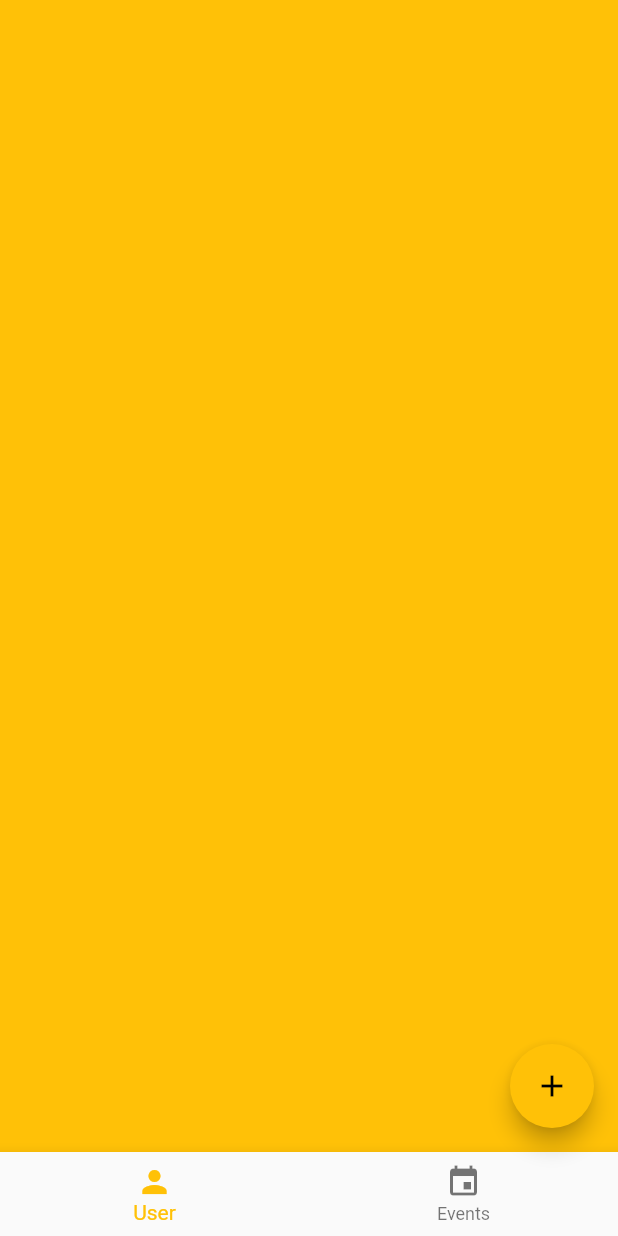
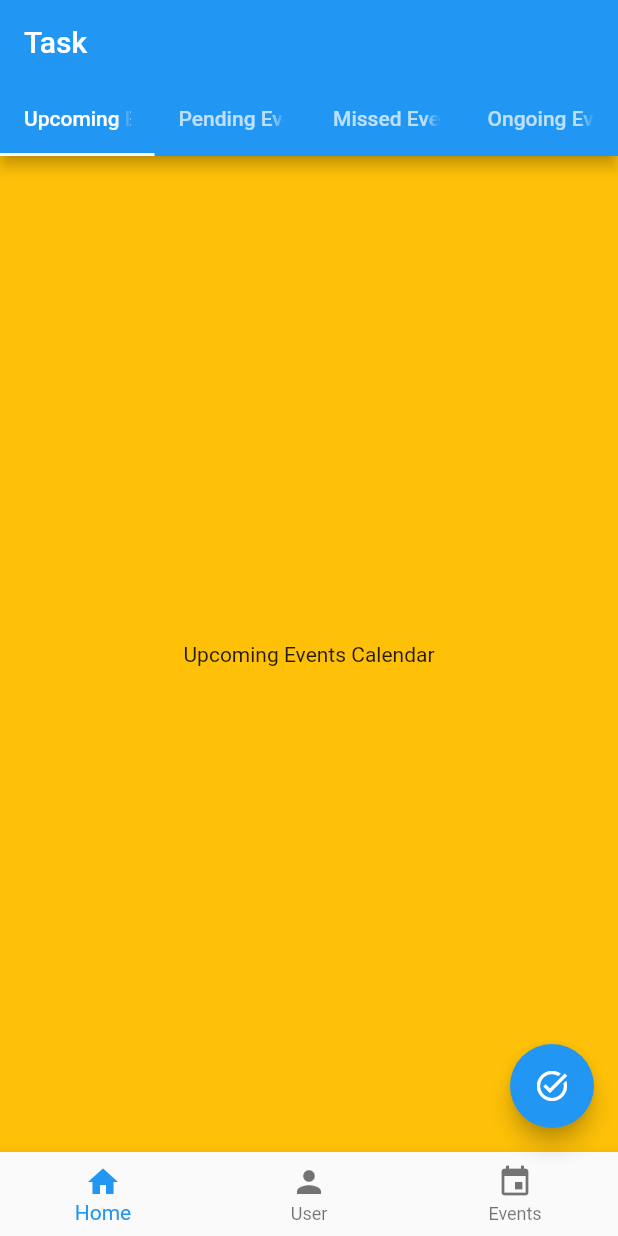
Before and after one commit to EA-flip2/Study_Buddy, a Flutter app: the Personal screen opened directly, on a phone screen of 412 x 824 dp. Run offline on Flutter 3.47's test engine with Material 2 defaults, Android fonts, the phone set to English and light mode, and no system bars; our stand-ins replace cloud_firestore, firebase_auth, firebase_core, shared_preferences; accounts and stored records are empty; network calls fail.

Commit message:
the splash added pomodoro and yet to improve on it

```diff
--- a/lib/main.dart
+++ b/lib/main.dart
@@ -1,9 +1,9 @@
-import 'package:cloud_firestore/cloud_firestore.dart';
 import 'package:firetrial/authentication/auth.dart';
-import 'package:firetrial/authentication/login_reg.dart';
 import 'package:flutter/material.dart';
 import 'package:firebase_core/firebase_core.dart';
 import 'firebase_options.dart';
+import 'package:firetrial/screens/body/splash.dart';
+///import 'package:firetrial/screens/body/pomodoro_home.dart';
 
 void main() async {
   await Firebase.initializeApp(
@@ -18,13 +18,54 @@ class MyApp extends StatelessWidget {
 
   const MyApp({super.key});
   // creatings data base:
+  @override
+  Widget build(BuildContext context) {
+    return MaterialApp(
+      debugShowCheckedModeBanner: false,
+      title: 'Study Buddy',
+      theme: ThemeData(
+        primarySwatch: Colors.blue,
+        visualDensity: VisualDensity.adaptivePlatformDensity,
+      ),
+      home: SplashPage(),
+    );
+  }
+}
+
+@override
+Widget build(BuildContext context) {
+  return MaterialApp(
+    debugShowCheckedModeBanner: false,
+    theme: ThemeData(primarySwatch: Colors.amber),
+    home: const Auth_Page(),
+  );
+}
+
+class PomodoroPage extends StatelessWidget {
+  const PomodoroPage({Key? key}) : super(key: key);
+
+  @override
+  Widget build(BuildContext context) {
+    return const MaterialApp(
+      home: PomodoroPage(),
+    );
+  }
+}
+
+class MainWidget extends StatelessWidget {
+  const MainWidget({super.key});
 
   @override
   Widget build(BuildContext context) {
     return MaterialApp(
-      debugShowCheckedModeBanner: false,
-      theme: ThemeData(primarySwatch: Colors.amber),
-      home: Auth_Page(),
+      title: 'My App',
+      initialRoute: '/',
+      routes: {
+        '/': (context) =>
+            SplashPage(), // Set the splash screen as the initial route
+        '/login': (context) =>
+            const Auth_Page(), // Add the login page to the routes
+      },
     );
   }
 }
--- a/lib/screens/body/home_pg.dart
+++ b/lib/screens/body/home_pg.dart
@@ -1,14 +1,6 @@
 
-import 'package:firetrial/screens/body/pomodoro_home.dart';
+import 'package:flutter/cupertino.dart';
 import 'package:flutter/material.dart';
-import 'package:flutter/material.dart';
-import 'dart:async';
-
-
-
-
-
-
 
 class Personal extends StatefulWidget {
   const Personal({Key? key}) : super(key: key);
@@ -20,8 +12,8 @@ class Personal extends StatefulWidget {
 class Event {
   final Color color;
   final String title;
-
-  const Event({required this.color, required this.title});
+  static List<String> eventsList = ['Upcoming Events Calendar', 'Pending Events', 'Missed Events', 'Ongoing Events'];
+  Event({required this.color, required this.title});
 }
 
 class _PersonalState extends State<Personal> with TickerProviderStateMixin {
@@ -29,49 +21,36 @@ class _PersonalState extends State<Personal> with TickerProviderStateMixin {
   final PageController controller = PageController();
   late TabController tabController;
 
-  final List<Event> events = [
-    Event(color: Colors.blue, title: 'Upcoming Events Calendar'),
-    Event(color: Colors.red, title: 'Pending Events'),
-    Event(color: Colors.green, title: 'Missed Events'),
-    Event(color: Colors.yellow, title: 'Ongoing Events'),
-  ];
-
   @override
   void initState() {
     super.initState();
-    tabController = TabController(length: events.length, vsync: this);
-  }
-
-  @override
-  void dispose() {
-    tabController.dispose();
-    controller.dispose();
-    super.dispose();
+    tabController = TabController(length: Event.eventsList.length, vsync: this);
   }
 
   @override
   Widget build(BuildContext context) {
-    var navigator = Navigator;
-    const bottomNavigationBarItem2 = BottomNavigationBarItem(
-            icon: Icon(Icons.home),
-            label: 'Home',
-
-    );
-
-
     return Scaffold(
-      body: PageView(
-        controller: controller,
-        onPageChanged: (value) {
-          setState(() {
-            currentIndex = value;
-          });
-        },
-        children: [
-          Container(color: Colors.amber),
-          Container(color: Colors.pinkAccent),
-          Container(color: Colors.orange)
-        ],
+      appBar: AppBar(
+        title: Text('Task'),
+        bottom: TabBar(
+          controller: tabController,
+          tabs: Event.eventsList.map((event) {
+            return Tab(
+              text: event,
+            );
+          }).toList(),
+        ),
+      ),
+      body: TabBarView(
+        controller: tabController,
+        children: Event.eventsList.map((event) {
+          return Container(
+            color: Colors.amber, // Change this color to the color property of your Event object if needed.
+            child: Center(
+              child: Text(event),
+            ),
+          );
+        }).toList(),
       ),
       bottomNavigationBar: BottomNavigationBar(
         currentIndex: currentIndex,
@@ -86,7 +65,10 @@ class _PersonalState extends State<Personal> with TickerProviderStateMixin {
           });
         },
         items: const [
-
+          BottomNavigationBarItem(
+            icon: Icon(Icons.home),
+            label: 'Home',
+          ),
           BottomNavigationBarItem(
             icon: Icon(Icons.person),
             label: 'User',
@@ -99,22 +81,15 @@ class _PersonalState extends State<Personal> with TickerProviderStateMixin {
       ),
       floatingActionButton: FloatingActionButton(
         onPressed: () {},
-        child: Icon(Icons.add),
-      ),
-      endDrawer: TabBarView(
-        controller: tabController,
-        children: events.map((event) {
-          return Container(
-            color: event.color,
-            child: Center(
-              child: Text(event.title),
-            ),
-          );
-        }).toList(),
+        child: const Icon(Icons.task_alt_sharp),
       ),
     );
   }
+
+  @override
+  void dispose() {
+    tabController.dispose();
+    controller.dispose();
+    super.dispose();
+  }
 }
-
-class FlatButton {
-}
--- a/lib/screens/body/pomodoro_home.dart
+++ b/lib/screens/body/pomodoro_home.dart
@@ -1,28 +1,35 @@
 import 'dart:async';
-
-import 'package:firetrial/screens/body/pomodoro_home.dart';
 import 'package:flutter/material.dart';
 
 
-void main() {
-  runApp(MyApp());
+class PomodoroPage extends StatelessWidget {
+  const PomodoroPage({Key? key}) : super(key: key);
+
+  @override
+  Widget build(BuildContext context) {
+    return const MaterialApp();
+  }
 }
 
-class MyApp extends StatelessWidget {
+class PomodoroPageStateful extends StatefulWidget {
+  const PomodoroPageStateful({Key? key}) : super(key: key);
+
+  @override
+  _PomodoroPageState createState() => _PomodoroPageState();
+}
+
+class _PomodoroPageState extends State<PomodoroPageStateful> {
   @override
   Widget build(BuildContext context) {
-    return MaterialApp(
-      home: PomodoroPage(),
+    return const MaterialApp(home: PomodoroPage(),
     );
   }
 }
 
-class PomodoroPage extends StatefulWidget {
-  @override
-  _PomodoroPageState createState() => _PomodoroPageState();
-}
 
-class _PomodoroPageState extends State<PomodoroPage> {
+
+
+class _PomodoroPageStatefulState extends State<PomodoroPageStateful> {
   int _minutes = 25;
   int _seconds = 0;
   bool _isRunning = false;
@@ -31,7 +38,7 @@ class _PomodoroPageState extends State<PomodoroPage> {
   Widget build(BuildContext context) {
     return Scaffold(
       appBar: AppBar(
-        title: Text('Pomodoro Timer'),
+        title: const Text('Pomodoro Timer'),
       ),
       body: Center(
         child: Column(
@@ -39,20 +46,20 @@ class _PomodoroPageState extends State<PomodoroPage> {
           children: [
             Text(
               '$_minutes:${_seconds.toString().padLeft(2, '0')}',
-              style: TextStyle(fontSize: 48),
+              style: const TextStyle(fontSize: 48),
             ),
-            SizedBox(height: 16),
+            const SizedBox(height: 16),
             Row(
               mainAxisAlignment: MainAxisAlignment.center,
               children: [
                 ElevatedButton (
                   onPressed: _isRunning ? null : _startTimer,
-                  child: Text('Start'),
+                  child: const Text('Start'),
                 ),
-                SizedBox(width: 16),
+                const SizedBox(width: 16),
                 ElevatedButton(
                   onPressed: _isRunning ? _stopTimer : null,
-                  child: Text('Stop'),
+                  child: const Text('Stop'),
                 ),
               ],
             ),
```
Also changed, not shown: lib/screens/body/splash.dart (+44 -1 lines).
